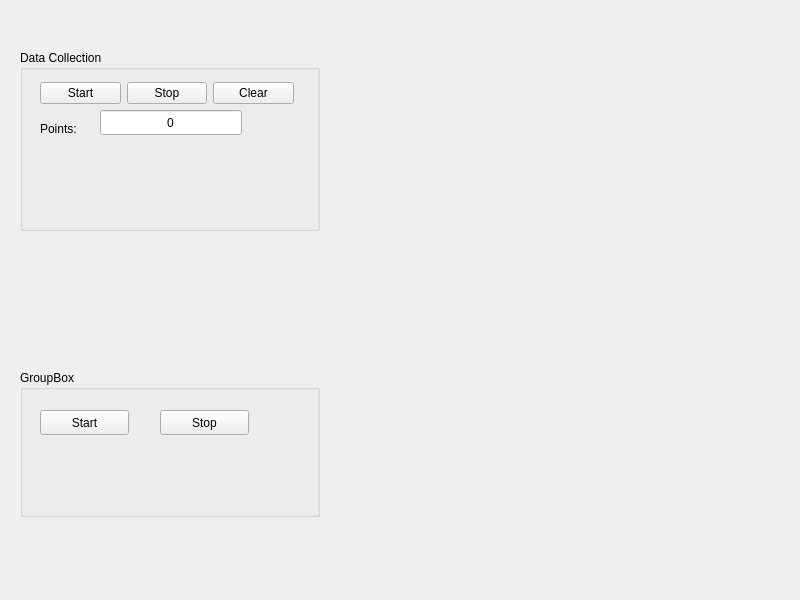
pcdangio/ros-calibration_imu, file src/magnetometer/gui/fmain.ui: the form before one commit.
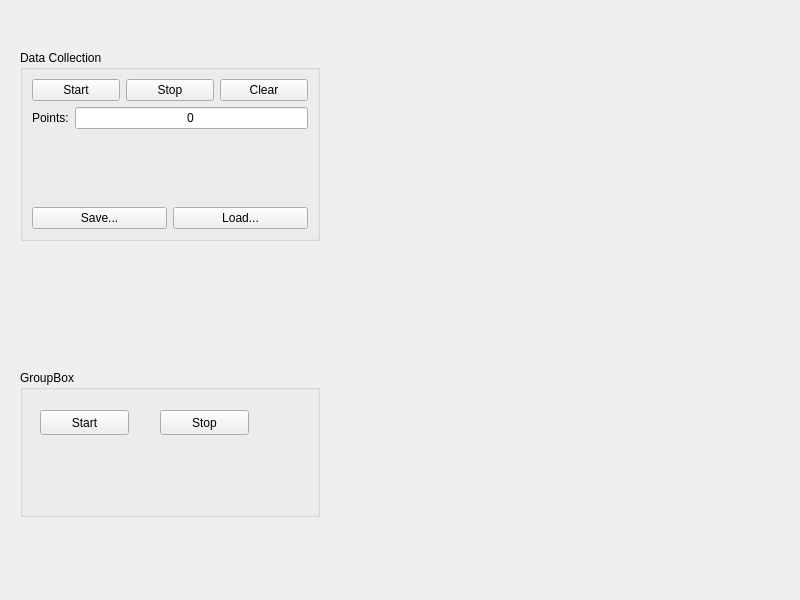
The form after the commit.

Commit message: magnetometer: implemented save/load collection

What changed in the file:
```diff
--- a/src/magnetometer/gui/fmain.ui
+++ b/src/magnetometer/gui/fmain.ui
@@ -20,7 +20,7 @@
       <x>20</x>
       <y>50</y>
       <width>300</width>
-      <height>181</height>
+      <height>191</height>
      </rect>
     </property>
     <property name="minimumSize">
@@ -38,15 +38,8 @@
     <property name="title">
      <string>Data Collection</string>
     </property>
-    <widget class="QWidget" name="layoutWidget">
-     <property name="geometry">
-      <rect>
-       <x>20</x>
-       <y>30</y>
-       <width>254</width>
-       <height>27</height>
-      </rect>
-     </property>
+    <layout class="QVBoxLayout" name="verticalLayout">
+     <item>
      <layout class="QHBoxLayout" name="horizontalLayout_2">
       <item>
        <widget class="QPushButton" name="button_start_collection">
@@ -70,29 +63,18 @@
        </widget>
       </item>
      </layout>
-    </widget>
+     </item>
+     <item>
+      <layout class="QHBoxLayout" name="horizontalLayout_3">
+       <item>
     <widget class="QLabel" name="label">
-     <property name="geometry">
-      <rect>
-       <x>20</x>
-       <y>70</y>
-       <width>47</width>
-       <height>17</height>
-      </rect>
-     </property>
      <property name="text">
       <string>Points:</string>
      </property>
     </widget>
+       </item>
+       <item>
     <widget class="QLineEdit" name="lineedit_n_collection_points">
-     <property name="geometry">
-      <rect>
-       <x>80</x>
-       <y>60</y>
-       <width>142</width>
-       <height>25</height>
-      </rect>
-     </property>
      <property name="text">
       <string>0</string>
      </property>
@@ -103,6 +85,41 @@
       <bool>true</bool>
      </property>
     </widget>
+       </item>
+      </layout>
+     </item>
+     <item>
+      <spacer name="verticalSpacer">
+       <property name="orientation">
+        <enum>Qt::Vertical</enum>
+       </property>
+       <property name="sizeHint" stdset="0">
+        <size>
+         <width>20</width>
+         <height>40</height>
+        </size>
+       </property>
+      </spacer>
+     </item>
+     <item>
+      <layout class="QHBoxLayout" name="horizontalLayout">
+       <item>
+        <widget class="QPushButton" name="button_save_collection">
+         <property name="text">
+          <string>Save...</string>
+         </property>
+        </widget>
+       </item>
+       <item>
+        <widget class="QPushButton" name="button_load_collection">
+         <property name="text">
+          <string>Load...</string>
+         </property>
+        </widget>
+       </item>
+      </layout>
+     </item>
+    </layout>
    </widget>
    <widget class="QGroupBox" name="groupBox_2">
     <property name="geometry">
```
Lines whose indentation alone changed are shown as unchanged. The commit also changes 3 other files.
